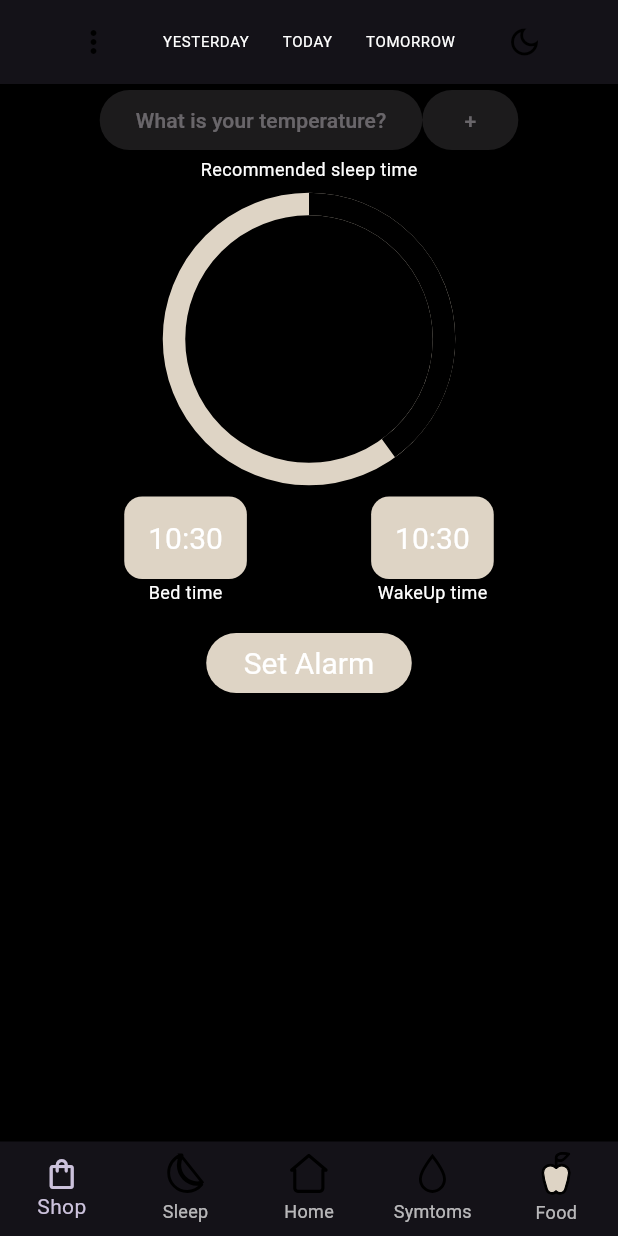
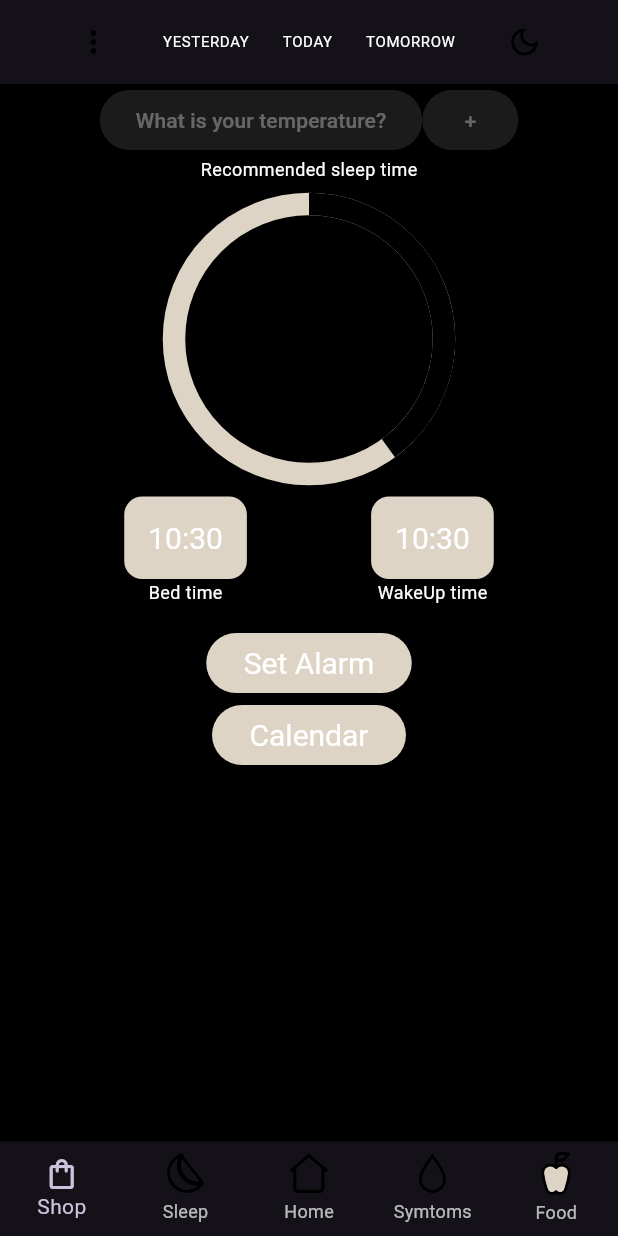
Before and after one commit to BasantaPoudel/ByCycle, a Flutter app: the screen it shows after launch, on a phone screen of 412 x 824 dp. Run offline on Flutter 3.47's test engine with Material 3 defaults, Android fonts, the phone set to English and light mode, and no system bars; our stand-ins replace bloc, cloud_firestore, firebase_core, flutter_bloc, flutter_svg, table_calendar; missing offline and left inert: android_intent_plus; accounts and stored records are empty; Roboto replaces fonts that are missing (Hind).

Commit message:
Imported CustomDateTimeRange example for Calendar widget so that phases in the calendar are colored by default. Also imported Calendar screen and created a button for entering the Calendar

```diff
--- a/lib/main.dart
+++ b/lib/main.dart
@@ -1,7 +1,9 @@
 import 'package:android_intent_plus/android_intent.dart';
 import 'package:android_intent_plus/flag.dart';
 import 'package:by_cycle/cubits/theme/theme_cubit.dart';
+import 'package:by_cycle/examples/customDateTimeRanges/exampleInitialDateTimeRanges.dart';
 import 'package:by_cycle/firebase_options.dart';
+import 'package:by_cycle/screens/calendar.dart';
 import 'package:firebase_core/firebase_core.dart';
 import 'package:flutter/material.dart';
 import 'package:flutter_bloc/flutter_bloc.dart';
@@ -232,6 +234,43 @@ class _MyHomePageState extends State<MyHomePage> {
             onPressed: openAlarmApp,
             child: const Text('Set Alarm'),
           ),
+          ElevatedButton(
+            style: ButtonStyle(
+              backgroundColor:
+                  MaterialStateProperty.all<Color>(Color(0xFFDED4C5)),
+              foregroundColor: MaterialStateProperty.all<Color>(Colors.white),
+              padding: MaterialStateProperty.all<EdgeInsets>(
+                  EdgeInsets.only(left: 25, right: 25)),
+              textStyle: MaterialStateProperty.all<TextStyle>(
+                  TextStyle(fontSize: 20, color: Colors.black)),
+              elevation: MaterialStateProperty.all<double>(5.0),
+            ),
+            onPressed: () {
+              print(exampleInitialDateTimeRanges);
+              Navigator.push(
+                context,
+                MaterialPageRoute(
+                  builder: (context) => Calendar(
+                    //initialDateTimeRanges: timeRanges
+                    initialDateTimeRanges: exampleInitialDateTimeRanges,
+                    /*
+                      initialDateTimeRanges: [
+                        DateTimeRange(
+                          start: DateTime.now().add(Duration(days: 7)),
+                          end: DateTime.now().add(Duration(days: 14)),
+                        ),
+                        DateTimeRange(
+                          start: DateTime.now().add(Duration(days: 3)),
+                          end: DateTime.now().add(Duration(days: 5)),
+                        ),
+                      ],
+                      */
+                  ),
+                ),
+              );
+            },
+            child: const Text('Calendar'),
+          ),
         ])),
         bottomNavigationBar: BottomNavigationBar(
           onTap: (int index) {
```
